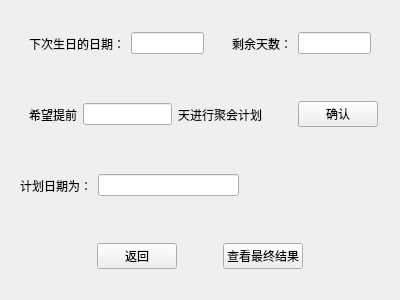
Old version of the form plan.ui in the repository Deyu-Kong/BPPN.
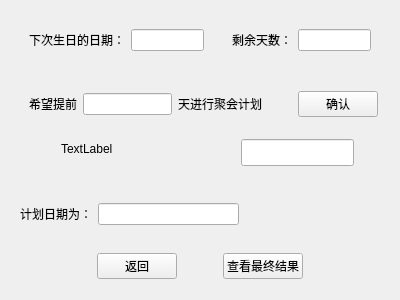
New version of the form. Icons and pictures are not drawn.

Commit message: 少量改动

The edit to the form file:
```diff
--- a/plan.ui
+++ b/plan.ui
@@ -131,6 +131,37 @@
      </layout>
     </widget>
    </item>
+   <item>
+    <layout class="QVBoxLayout" name="verticalLayout_2">
+     <item>
+      <widget class="QWidget" name="widget_8" native="true">
+       <widget class="QLabel" name="label_3">
+        <property name="geometry">
+         <rect>
+          <x>50</x>
+          <y>0</y>
+          <width>69</width>
+          <height>20</height>
+         </rect>
+        </property>
+        <property name="text">
+         <string>TextLabel</string>
+        </property>
+       </widget>
+       <widget class="QLineEdit" name="lineEdit_5">
+        <property name="geometry">
+         <rect>
+          <x>230</x>
+          <y>0</y>
+          <width>113</width>
+          <height>27</height>
+         </rect>
+        </property>
+       </widget>
+      </widget>
+     </item>
+    </layout>
+   </item>
    <item>
     <widget class="QWidget" name="widget_6" native="true">
      <layout class="QHBoxLayout" name="horizontalLayout_6">
```
The commit also changes 1 other file.
